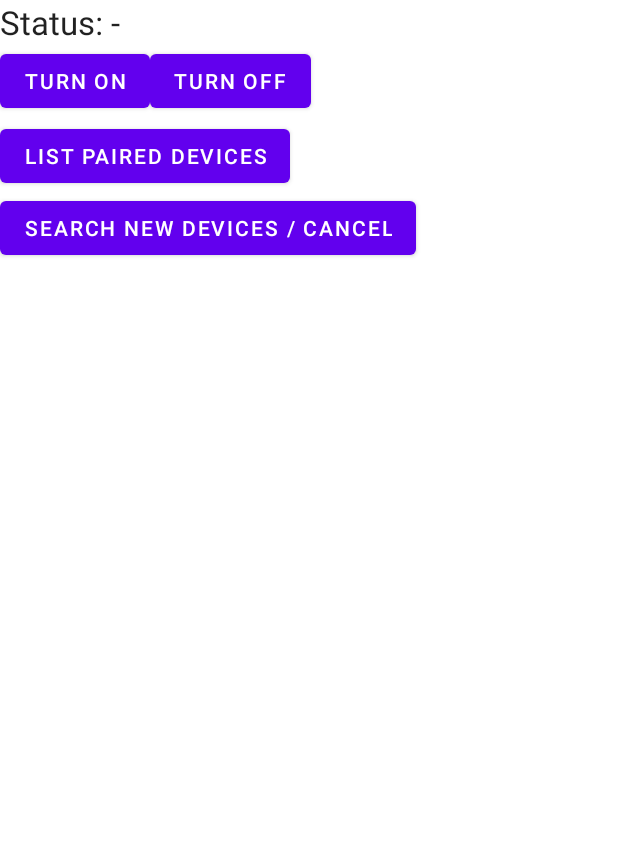
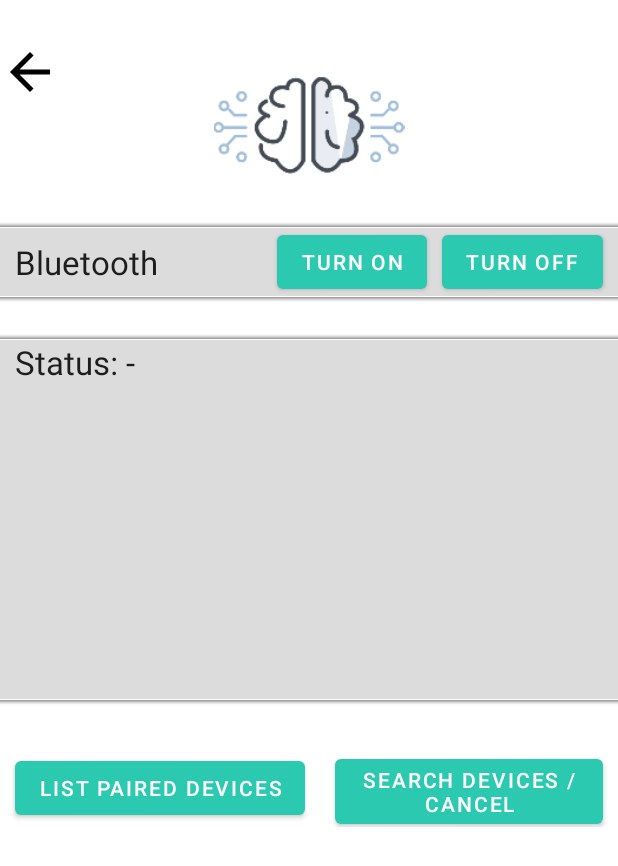
Before and after one commit to UBCMint/MINT_NTX2020_OpenChallenge, an Android app: the bluetooth screen opened directly, with no data from a screen before it, on a phone screen of 412 x 824 dp. Shown: the top 866 px of the screen. Run offline under Robolectric (Android 15) with nearby library versions, the phone set to English and light mode, and no system bars.

Commit message:
fix: bluetooth border layout

```diff
--- a/app/src/main/java/com/example/mint_anroidapp/bluetooth.java
+++ b/app/src/main/java/com/example/mint_anroidapp/bluetooth.java
@@ -112,7 +112,6 @@ public class bluetooth extends AppCompatActivity {
 
     @Override
     protected void onActivityResult (int requestCode, int resultCode, Intent data) {
-        // TODO Auto-generated method stub
         if(requestCode == REQUEST_ENABLE_BT){
             if(myBluetoothAdapter.isEnabled()) {
                 text.setText("Status: Enabled");
@@ -172,7 +171,6 @@ public class bluetooth extends AppCompatActivity {
 
     @Override
     protected void onDestroy() {
-        // TODO Auto-generated method stub
         super.onDestroy();
         unregisterReceiver(bReceiver);
     }
--- /dev/null
+++ b/app/src/main/res/drawable-mdpi/bg_gainsboro_border.xml
@@ -0,0 +1,53 @@
+<?xml version="1.0" encoding="utf-8"?>
+<layer-list xmlns:android="http://schemas.android.com/apk/res/android">
+    <!-- Drop Shadow Stack -->
+    <item>
+        <shape>
+            <padding android:top="1dp" android:bottom="1dp" />
+            <solid android:color="#02000000" />
+        </shape>
+    </item>
+    <item>
+        <shape>
+            <padding android:top="1dp" android:bottom="1dp" />
+            <solid android:color="#05000000" />
+        </shape>
+    </item>
+    <item>
+        <shape>
+            <padding android:top="1dp" android:bottom="1dp" />
+            <solid android:color="#10000000" />
+        </shape>
+    </item>
+    <item>
+        <shape>
+            <padding android:top="1dp" android:bottom="1dp" />
+            <solid android:color="#15000000" />
+        </shape>
+    </item>
+    <item>
+        <shape>
+            <padding android:top="1dp" android:bottom="1dp" />
+            <solid android:color="#20000000" />
+        </shape>
+    </item>
+    <item>
+        <shape>
+            <padding android:top="1dp" android:bottom="1dp" />
+            <solid android:color="#25000000" />
+        </shape>
+    </item>
+    <item>
+        <shape>
+            <padding android:top="1dp" android:bottom="1dp" />
+            <solid android:color="#ffffff" />
+        </shape>
+    </item>
+
+    <!-- Background -->
+    <item>
+        <shape>
+            <solid android:color="#dcdcdc" />
+        </shape>
+    </item>
+</layer-list>
--- a/app/src/main/res/layout/bluetooth.xml
+++ b/app/src/main/res/layout/bluetooth.xml
@@ -1,63 +1,140 @@
 <?xml version="1.0" encoding="utf-8"?>
 <RelativeLayout xmlns:android="http://schemas.android.com/apk/res/android"
-xmlns:tools="http://schemas.android.com/tools"
+    xmlns:app="http://schemas.android.com/apk/res-auto"
     android:layout_width="match_parent"
-android:layout_height="match_parent"
-tools:context=".bluetooth" >
+    android:layout_height="match_parent">
+
+
+    <ImageView
+        android:id="@+id/add0"
+        android:layout_width="40dp"
+        android:layout_height="40dp"
+        android:layout_marginTop="28dp"
+        android:src="@drawable/ic_arrow_back_black_24dp" />
+
+    <LinearLayout
+        android:id="@+id/arrowLayout"
+        android:layout_width="match_parent"
+        android:layout_height="wrap_content"
+        android:layout_marginTop="20dp"
+        android:orientation="vertical">
+
+        <ImageView
+            android:id="@+id/textView"
+            android:layout_width="129dp"
+            android:layout_height="127dp"
+            android:src="@mipmap/brain_foreground"
+            android:layout_gravity="center_horizontal" />
+
+    </LinearLayout>
+
+    <LinearLayout
+        android:layout_width="match_parent"
+        android:layout_height="wrap_content"
+        android:layout_below="@+id/arrowLayout"
+        android:orientation="vertical">
+
+        <LinearLayout
+            android:layout_width="match_parent"
+            android:layout_height="wrap_content"
+            android:orientation="horizontal"
+            android:gravity="center"
+            android:background="@drawable/bg_gainsboro_border"
+            android:paddingBottom="3dp"
+            android:paddingTop="3dp"
+            android:layout_marginBottom="20dp">
+
+            <TextView
+                android:id="@+id/text3"
+                android:layout_width="wrap_content"
+                android:layout_height="wrap_content"
+                android:layout_marginLeft="10dp"
+                android:layout_marginStart="10dp"
+                android:text="@string/Bluetooth"
+                android:textAppearance="?android:attr/textAppearanceLarge" />
+
+            <LinearLayout
+                android:layout_width="match_parent"
+                android:layout_height="wrap_content"
+                android:orientation="horizontal"
+                android:gravity="right">
+
+                <Button
+                    android:id="@+id/turnOn"
+                    android:layout_width="wrap_content"
+                    android:layout_height="wrap_content"
+                    android:text="@string/on"
+                    android:layout_marginRight="10dp"
+                    android:layout_marginLeft="10dp"
+                    app:backgroundTint="#2BC9AF" />
+
+                <Button
+                    android:id="@+id/turnOff"
+                    android:layout_width="wrap_content"
+                    android:layout_height="wrap_content"
+                    android:layout_marginRight="10dp"
+                    android:text="@string/off"
+                    app:backgroundTint="#2BC9AF"/>
+
+            </LinearLayout>
+
+        </LinearLayout>
+
+    <LinearLayout
+        android:layout_width="match_parent"
+        android:layout_height="wrap_content"
+        android:orientation="vertical"
+        android:background="@drawable/bg_gainsboro_border">
 
         <TextView
             android:id="@+id/text"
             android:layout_width="wrap_content"
             android:layout_height="wrap_content"
+            android:text="@string/Text"
             android:textAppearance="?android:attr/textAppearanceLarge"
-    android:text="@string/Text" />
+            android:layout_marginBottom="10dp"
+            android:layout_marginLeft="10dp"
+            android:layout_marginStart="10dp"/>
+
+            <ListView
+                android:id="@+id/listView1"
+                android:layout_width="fill_parent"
+                android:layout_height="200dp">
+            </ListView>
+
+    </LinearLayout>
 
         <LinearLayout
             android:layout_width="match_parent"
             android:layout_height="wrap_content"
-    android:orientation="horizontal"
-    android:layout_marginTop="30dp" >
-
-    <Button
-        android:id="@+id/turnOn"
-        android:layout_width="wrap_content"
-        android:layout_height="wrap_content"
-        android:text="@string/on" />
-
-    <Button
-        android:id="@+id/turnOff"
-        android:layout_width="wrap_content"
-        android:layout_height="wrap_content"
-        android:text="@string/off" />
-
-</LinearLayout>
-
-
-<LinearLayout
-    android:layout_width="match_parent"
-    android:layout_height="wrap_content"
-    android:orientation="vertical"
-    android:layout_marginTop="80dp" >
+            android:layout_marginTop="25dp"
+            android:orientation="horizontal">
 
             <Button
                 android:id="@+id/paired"
                 android:layout_width="wrap_content"
                 android:layout_height="wrap_content"
-        android:text="@string/List" />
+                android:layout_marginLeft="10dp"
+                android:layout_marginStart="10dp"
+                android:layout_marginRight="10dp"
+                android:layout_marginEnd="10dp"
+                android:text="@string/List"
+                android:layout_marginTop="5dp"
+                app:backgroundTint="#2BC9AF"/>
 
             <Button
                 android:id="@+id/search"
                 android:layout_width="wrap_content"
                 android:layout_height="wrap_content"
-        android:text="@string/Find" />
-
-    <ListView
-        android:id="@+id/listView1"
-        android:layout_width="fill_parent"
-        android:layout_height="200dp" >
-
-    </ListView>
+                android:layout_marginLeft="10dp"
+                android:layout_marginStart="10dp"
+                android:layout_marginRight="10dp"
+                android:layout_marginEnd="10dp"
+                android:text="@string/Find"
+                app:backgroundTint="#2BC9AF"/>
 
         </LinearLayout>
+    </LinearLayout>
+</RelativeLayout>
 
-</RelativeLayout>
+<!--https://examples.javacodegeeks.com/android/core/bluetooth/bluetoothadapter/android-bluetooth-example/-->
--- a/app/src/main/res/values/strings.xml
+++ b/app/src/main/res/values/strings.xml
@@ -26,6 +26,7 @@
     <string name="on">Turn On</string>
     <string name="off">Turn Off</string>
     <string name="List">List paired Devices</string>
-    <string name="Find">Search new Devices / Cancel</string>
+    <string name="Find">Search Devices / Cancel</string>
+    <string name="Bluetooth">Bluetooth</string>
 
 </resources>
```
Lines whose indentation alone changed are shown as unchanged.
